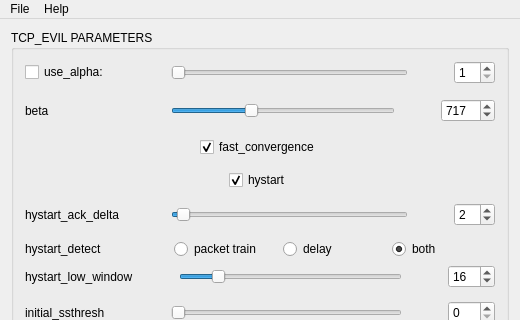
Qt form gui/SlidersOfEvil/mainwindow.ui (Gasparila/TCPTuner) before a commit; both pictures show x 0 to 520 and y 0 to 320 of the 520 by 650 pixel window.
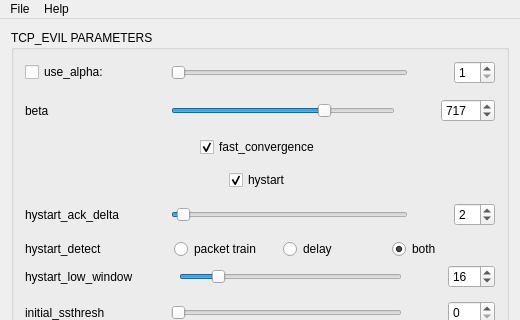
The same form after that commit.

Commit message: Fixed rto_min bug for initial run

Patch:
```diff
--- a/gui/SlidersOfEvil/mainwindow.ui
+++ b/gui/SlidersOfEvil/mainwindow.ui
@@ -192,7 +192,7 @@
             <number>1</number>
            </property>
            <property name="maximum">
-            <number>2048</number>
+            <number>1024</number>
            </property>
            <property name="sliderPosition">
             <number>717</number>
```
Left out of the diff: 6 changed lines with no effect on the pictures. The commit also changes 2 other files.
